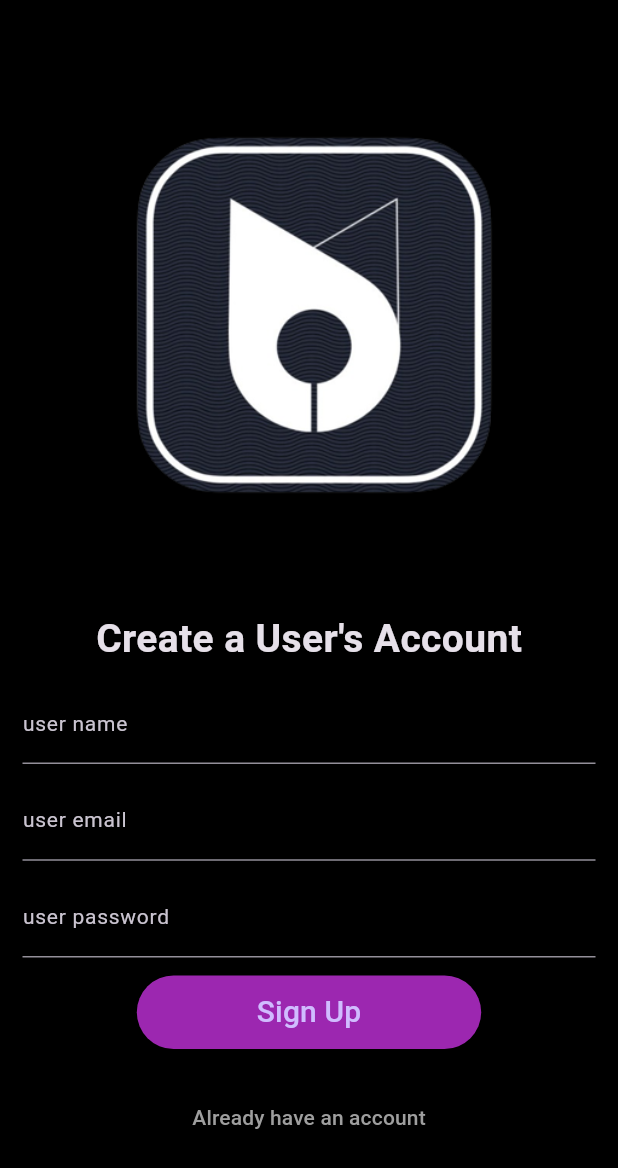
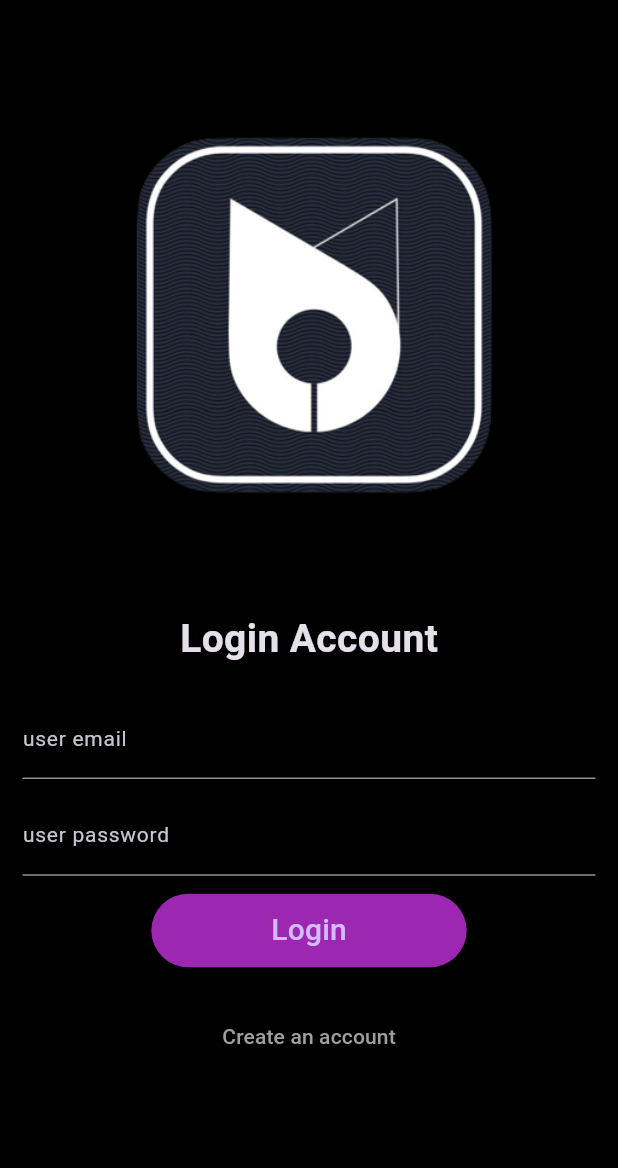
Before and after one commit to ynnuSunny/user_app, a Flutter app: the screen it shows after launch, after a tap on "Already have an account", on a phone screen of 412 x 824 dp. Shown: the top 1168 px of the screen. Run offline on Flutter 3.47's test engine with Material 3 defaults, Android fonts, the phone set to English and light mode, and no system bars.

Commit message:
login page design

```diff
--- a/lib/authentication/login_screen.dart
+++ b/lib/authentication/login_screen.dart
@@ -1,4 +1,5 @@
 import 'package:flutter/material.dart';
+import 'package:user_app/authentication/signup_screen.dart';
 
 class LoginScreen extends StatefulWidget {
   const LoginScreen({super.key});
@@ -8,8 +9,93 @@ class LoginScreen extends StatefulWidget {
 }
 
 class _LoginScreenState extends State<LoginScreen> {
+
+  TextEditingController emailTextEditingController = TextEditingController();
+  TextEditingController passwordTextEditingController = TextEditingController();
+
   @override
   Widget build(BuildContext context) {
-    return const Placeholder();
+    return Scaffold(
+      body: SingleChildScrollView(
+        child: Padding(
+          padding: const EdgeInsets.all(5),
+          child: Column(
+            children: [
+
+              Image.asset("assets/images/logo.png"),
+              const Text(
+                "Login Account",
+                style: TextStyle(fontSize: 26, fontWeight: FontWeight.bold),
+              ),
+              // text field + button
+              Padding(
+                padding: const EdgeInsets.all(10),
+                child: Column(
+                  children: [
+                    const SizedBox(height: 10,),
+                    TextField(
+                      controller: emailTextEditingController,
+                      keyboardType: TextInputType.emailAddress,
+                      decoration: const InputDecoration(
+                        labelText: "user email",
+                        labelStyle: TextStyle(
+                          fontSize: 14,
+                        ),
+
+                      ),
+                      style: const TextStyle(
+                          color: Colors.grey
+                      ),
+                    ),
+                    const SizedBox(height: 10,),
+                    TextField(
+                      controller: passwordTextEditingController,
+                      obscureText: true,
+                      keyboardType: TextInputType.visiblePassword,
+                      decoration: const InputDecoration(
+                        labelText: "user password",
+                        labelStyle: TextStyle(
+                          fontSize: 14,
+                        ),
+
+                      ),
+                      style: const TextStyle(
+                          color: Colors.grey
+                      ),
+                    ),
+                    const SizedBox(height: 12,),
+                    ElevatedButton(
+                      onPressed: (){},
+                      style: ElevatedButton.styleFrom(
+                        backgroundColor: Colors.purple,
+                        padding: const EdgeInsets.symmetric(horizontal: 80,vertical: 10),
+                      ),
+
+                      child: const Text("Login"
+                        , style: TextStyle(fontSize: 20),
+                      ),
+                    )
+                  ],
+                ),
+              ),
+              const SizedBox(height: 12,),
+              TextButton(
+                onPressed: (){
+                  Navigator.push(context, MaterialPageRoute(builder: (c)=>SignUpScreen()));
+                },
+                child:  const Text(
+                  "Create an account",
+                  style: TextStyle(
+                      color: Colors.grey
+                  ),
+
+                ),
+
+              ),
+            ],
+          ),
+        ),
+      ),
+    );
   }
 }
--- a/lib/authentication/signup_screen.dart
+++ b/lib/authentication/signup_screen.dart
@@ -1,4 +1,5 @@
 import 'package:flutter/material.dart';
+import 'package:user_app/authentication/login_screen.dart';
 
 class SignUpScreen extends StatefulWidget {
   const SignUpScreen({super.key});
@@ -93,7 +94,9 @@ class _SignUpScreenState extends State<SignUpScreen> {
               ),
               const SizedBox(height: 12,),
               TextButton(
-                  onPressed: (){},
+                  onPressed: (){
+                    Navigator.push(context, MaterialPageRoute(builder: (c)=>LoginScreen()));
+                  },
                   child:  const Text(
                       "Already have an account",
                        style: TextStyle(
```
